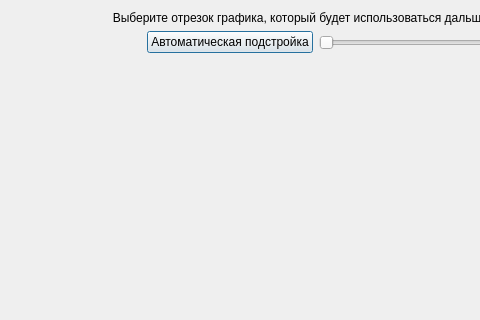
Above: correctinput.ui from geodryaev/LigaVibroLab before the change; both pictures show x 298 to 778 and y 0 to 320 of the 1200 by 800 pixel window. Below: the same form after it.
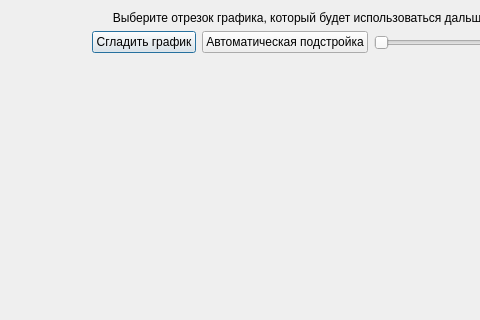
That is the form after the change.

```diff
--- a/correctinput.ui
+++ b/correctinput.ui
@@ -52,6 +52,13 @@
        </property>
       </spacer>
      </item>
+     <item>
+      <widget class="QPushButton" name="editMainGraph">
+       <property name="text">
+        <string>Сгладить график</string>
+       </property>
+      </widget>
+     </item>
      <item>
       <widget class="QPushButton" name="autoAdjustmen">
        <property name="text">
```
